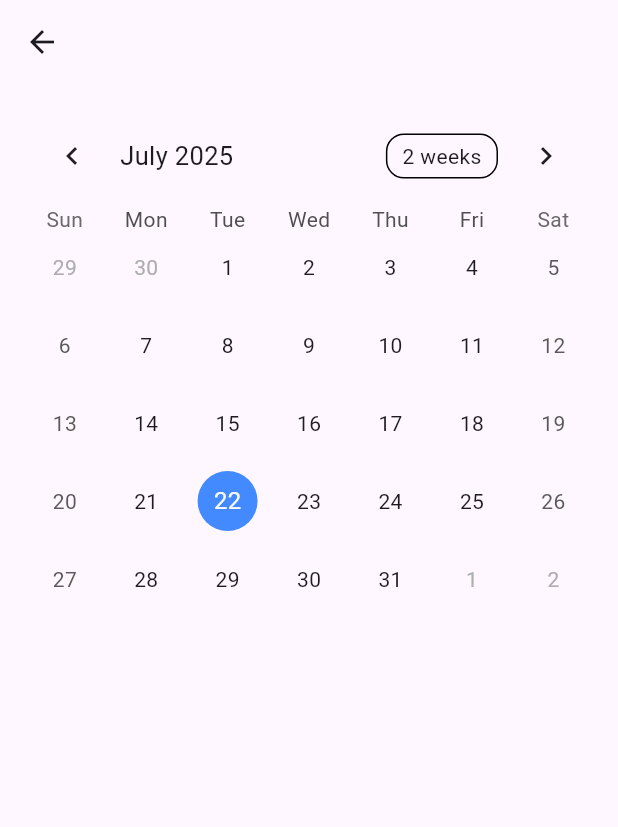
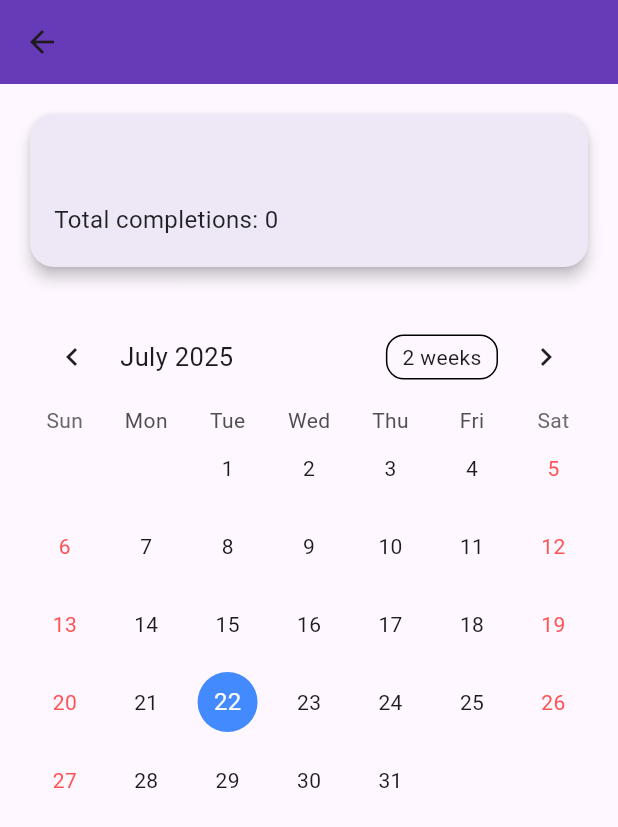
Before and after one commit to RkTushar/habithero, a Flutter app: the HabitDetailScreen screen opened directly with empty values, on a phone screen of 412 x 824 dp. Shown: the top 827 px of the screen. Run offline on Flutter 3.47's test engine with Material 3 defaults, Android fonts, the phone set to English and light mode, and no system bars; drawn by our look-alikes of table_calendar; our stand-ins replace cloud_firestore, firebase_auth, firebase_core; accounts and stored records are empty.

Commit message:
Update habit_detail_screen.dart

```diff
--- a/lib/screens/habit_detail_screen.dart
+++ b/lib/screens/habit_detail_screen.dart
@@ -20,6 +20,7 @@ class HabitDetailScreen extends StatefulWidget {
 class _HabitDetailScreenState extends State<HabitDetailScreen> {
   late DateTime _focusedDay;
   Set<DateTime> _completedDays = {};
+  int get _totalCompletions => _completedDays.length;
 
   @override
   void initState() {
@@ -49,9 +50,63 @@ class _HabitDetailScreenState extends State<HabitDetailScreen> {
     });
   }
 
+  Future<void> _toggleCompletion(DateTime day) async {
+    final normalizedDay = DateTime(day.year, day.month, day.day);
+    final isCompleted = _completedDays.contains(normalizedDay);
+    final userDoc = FirebaseFirestore.instance
+        .collection('users')
+        .doc(FirebaseAuth.instance.currentUser!.uid)
+        .collection('habits')
+        .doc(widget.habitId);
+
+    setState(() {
+      if (isCompleted) {
+        _completedDays.remove(normalizedDay);
+      } else {
+        _completedDays.add(normalizedDay);
+      }
+    });
+
+    await userDoc.update({
+      'completedDates':
+          _completedDays.map((d) => Timestamp.fromDate(d)).toList(),
+    });
+  }
+
   bool _isCompleted(DateTime day) {
     final normalizedDay = DateTime(day.year, day.month, day.day);
     return _completedDays.contains(normalizedDay);
+  }
+
+  void _showDayDialog(DateTime day) {
+    final completed = _isCompleted(day);
+    showDialog(
+      context: context,
+      builder: (context) => AlertDialog(
+        title: Text(
+          completed ? 'Mark as Incomplete?' : 'Mark as Completed?',
+          style: const TextStyle(fontWeight: FontWeight.bold),
+        ),
+        content: Text(
+          completed
+              ? 'Do you want to unmark this day as completed?'
+              : 'Do you want to mark this day as completed?',
+        ),
+        actions: [
+          TextButton(
+            onPressed: () => Navigator.of(context).pop(),
+            child: const Text('Cancel'),
+          ),
+          ElevatedButton(
+            onPressed: () async {
+              Navigator.of(context).pop();
+              await _toggleCompletion(day);
+            },
+            child: Text(completed ? 'Unmark' : 'Mark Completed'),
+          ),
+        ],
+      ),
+    );
   }
 
   @override
@@ -59,26 +114,95 @@ class _HabitDetailScreenState extends State<HabitDetailScreen> {
     return Scaffold(
       appBar: AppBar(
         title: Text(widget.habitName),
+        backgroundColor: Colors.deepPurple,
       ),
-      body: Padding(
+      body: SingleChildScrollView(
+        child: Padding(
           padding: const EdgeInsets.all(16.0),
-        child: TableCalendar(
+          child: Column(
+            crossAxisAlignment: CrossAxisAlignment.stretch,
+            children: [
+              Card(
+                elevation: 4,
+                shape: RoundedRectangleBorder(
+                    borderRadius: BorderRadius.circular(16)),
+                color: Colors.deepPurple.shade50,
+                child: Padding(
+                  padding:
+                      const EdgeInsets.symmetric(vertical: 20, horizontal: 16),
+                  child: Column(
+                    crossAxisAlignment: CrossAxisAlignment.start,
+                    children: [
+                      Text(
+                        widget.habitName,
+                        style: const TextStyle(
+                          fontSize: 22,
+                          fontWeight: FontWeight.bold,
+                          color: Colors.deepPurple,
+                        ),
+                      ),
+                      const SizedBox(height: 8),
+                      Text(
+                        'Total completions: $_totalCompletions',
+                        style: const TextStyle(
+                            fontSize: 16, color: Colors.black87),
+                      ),
+                    ],
+                  ),
+                ),
+              ),
+              const SizedBox(height: 24),
+              TableCalendar(
                 firstDay: DateTime.utc(2023, 1, 1),
                 lastDay: DateTime.utc(2030, 12, 31),
                 focusedDay: _focusedDay,
                 calendarFormat: CalendarFormat.month,
-          calendarStyle: const CalendarStyle(
-            todayDecoration: BoxDecoration(
+                calendarStyle: CalendarStyle(
+                  todayDecoration: const BoxDecoration(
                     color: Colors.blueAccent,
                     shape: BoxShape.circle,
                   ),
+                  selectedDecoration: BoxDecoration(
+                    color: Colors.green.shade400,
+                    shape: BoxShape.circle,
+                  ),
+                  markerDecoration: BoxDecoration(
+                    color: Colors.deepPurple,
+                    shape: BoxShape.circle,
+                  ),
+                  weekendTextStyle: const TextStyle(color: Colors.redAccent),
+                  outsideDaysVisible: false,
                 ),
                 selectedDayPredicate: _isCompleted,
                 onDaySelected: (selectedDay, focusedDay) {
                   setState(() {
                     _focusedDay = focusedDay;
                   });
+                  _showDayDialog(selectedDay);
                 },
+                calendarBuilders: CalendarBuilders(
+                  defaultBuilder: (context, day, focusedDay) {
+                    if (_isCompleted(day)) {
+                      return Container(
+                        margin: const EdgeInsets.all(6),
+                        decoration: BoxDecoration(
+                          color: Colors.green.shade400,
+                          shape: BoxShape.circle,
+                        ),
+                        alignment: Alignment.center,
+                        child: Text(
+                          '${day.day}',
+                          style: const TextStyle(
+                              color: Colors.white, fontWeight: FontWeight.bold),
+                        ),
+                      );
+                    }
+                    return null;
+                  },
+                ),
+              ),
+            ],
+          ),
         ),
       ),
     );
```
Lines whose indentation alone changed are shown as unchanged.
